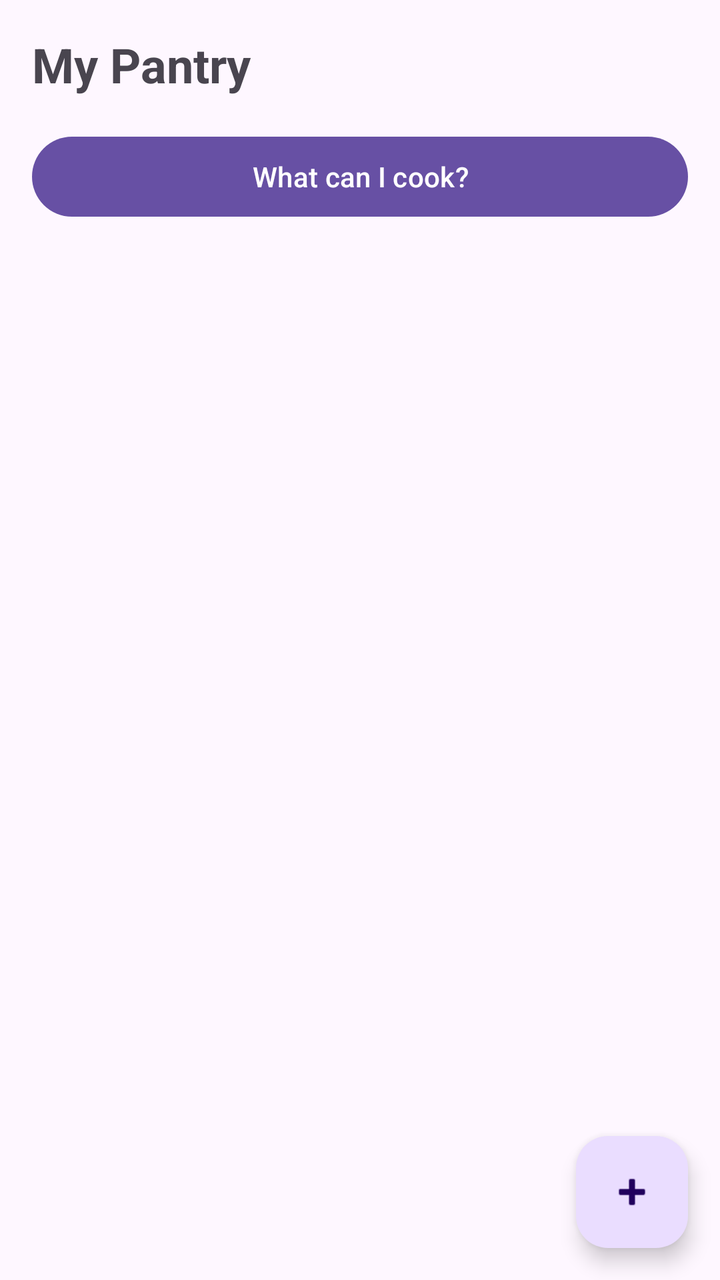
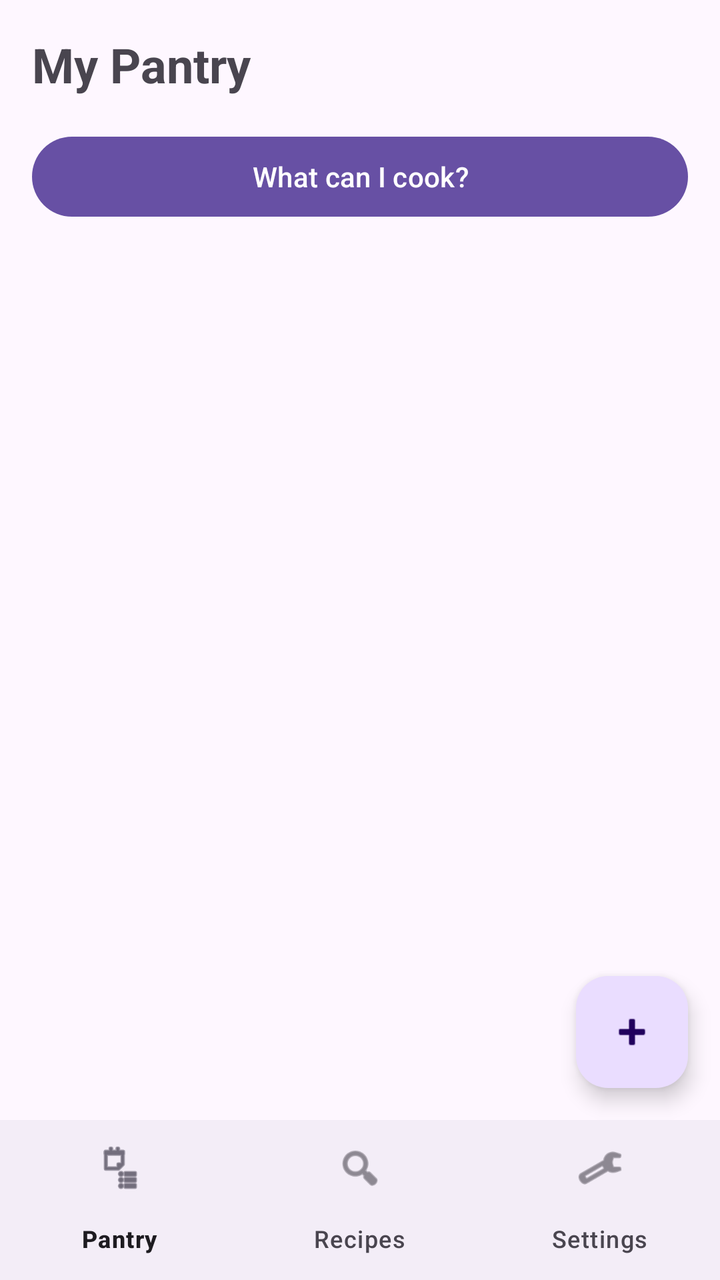

Two renders of the same Android screen: before a commit and after it. Below are the layout's source before the change and the commit's diff.
<!-- AndroidManifest.xml: application theme Theme.SmartPantry -->
<!-- res/layout/activity_main.xml -->
<?xml version="1.0" encoding="utf-8"?>
<androidx.constraintlayout.widget.ConstraintLayout
    xmlns:android="http://schemas.android.com/apk/res/android"
    xmlns:app="http://schemas.android.com/apk/res-auto"
    android:id="@+id/main"
    android:layout_width="match_parent"
    android:layout_height="match_parent">

    <TextView
        android:id="@+id/txtTitle"
        android:layout_width="0dp"
        android:layout_height="wrap_content"
        android:padding="16dp"
        android:text="My Pantry"
        android:textSize="24sp"
        android:textStyle="bold"
        app:layout_constraintTop_toTopOf="parent"
        app:layout_constraintStart_toStartOf="parent"
        app:layout_constraintEnd_toEndOf="parent" />
    <Button
        android:id="@+id/btnSuggest"
        android:layout_width="0dp"
        android:layout_height="wrap_content"
        android:layout_marginStart="16dp"
        android:layout_marginEnd="16dp"
        android:text="What can I cook?"
        app:layout_constraintTop_toBottomOf="@id/txtTitle"
        app:layout_constraintStart_toStartOf="parent"
        app:layout_constraintEnd_toEndOf="parent" />

    <androidx.recyclerview.widget.RecyclerView
        android:id="@+id/recyclerPantry"
        android:layout_width="0dp"
        android:layout_height="0dp"
        app:layout_constraintTop_toBottomOf="@id/btnSuggest"
        app:layout_constraintBottom_toBottomOf="parent"
        app:layout_constraintStart_toStartOf="parent"
        app:layout_constraintEnd_toEndOf="parent" />

    
    <TextView
        android:id="@+id/txtEmpty"
        android:layout_width="wrap_content"
        android:layout_height="wrap_content"
        android:text="Your pantry is empty - tap + to add ingredients"
        android:visibility="gone"
        app:layout_constraintTop_toTopOf="parent"
        app:layout_constraintBottom_toBottomOf="parent"
        app:layout_constraintStart_toStartOf="parent"
        app:layout_constraintEnd_toEndOf="parent" />

    <com.google.android.material.floatingactionbutton.FloatingActionButton
        android:id="@+id/fabAdd"
        android:layout_width="wrap_content"
        android:layout_height="wrap_content"
        android:layout_margin="16dp"
        android:contentDescription="Add ingredient"
        android:src="@android:drawable/ic_input_add"
        app:layout_constraintBottom_toBottomOf="parent"
        app:layout_constraintEnd_toEndOf="parent" />
</androidx.constraintlayout.widget.ConstraintLayout>
<!-- resources referenced by this layout -->
<resources>
  <style name="Theme.SmartPantry" parent="Base.Theme.SmartPantry" />
  <style name="Base.Theme.SmartPantry" parent="Theme.Material3.DayNight.NoActionBar">
          
          
      </style>
</resources>

<!-- the commit's change to res/layout/activity_main.xml (unified diff, before → after) -->
@@ -33,7 +33,7 @@
         android:layout_width="0dp"
         android:layout_height="0dp"
         app:layout_constraintTop_toBottomOf="@id/btnSuggest"
-        app:layout_constraintBottom_toBottomOf="parent"
+        app:layout_constraintBottom_toTopOf="@id/bottomNav"
         app:layout_constraintStart_toStartOf="parent"
         app:layout_constraintEnd_toEndOf="parent" />
 
@@ -56,6 +56,14 @@
         android:layout_margin="16dp"
         android:contentDescription="Add ingredient"
         android:src="@android:drawable/ic_input_add"
+        app:layout_constraintBottom_toTopOf="@id/bottomNav"
+        app:layout_constraintEnd_toEndOf="parent" />
+    <com.google.android.material.bottomnavigation.BottomNavigationView
+        android:id="@+id/bottomNav"
+        android:layout_width="0dp"
+        android:layout_height="wrap_content"
+        app:menu="@menu/bottom_nav_menu"
         app:layout_constraintBottom_toBottomOf="parent"
+        app:layout_constraintStart_toStartOf="parent"
         app:layout_constraintEnd_toEndOf="parent" />
 </androidx.constraintlayout.widget.ConstraintLayout>
